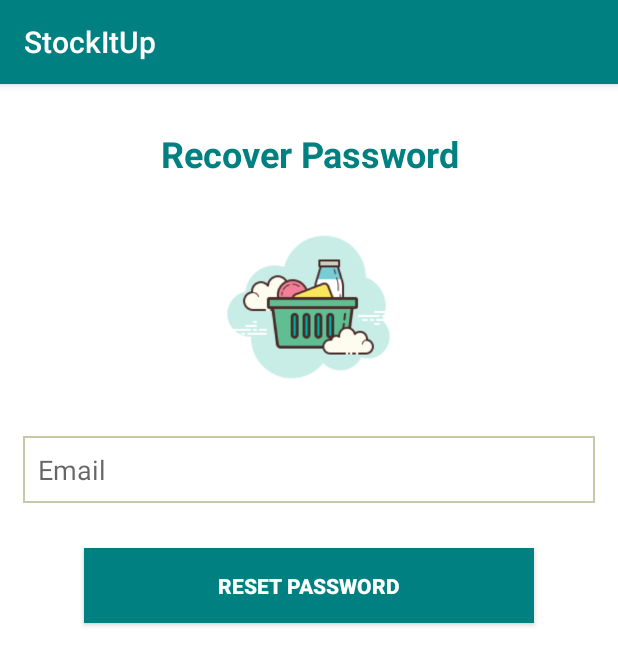
After one commit to afshanaffu26/StockItUp, an Android app: the ForgotActivity screen opened directly, with no data from a screen before it, on a phone screen of 412 x 824 dp. The commit adds this screen. Shown: the top 665 px of the screen. Run offline under Robolectric (Android 15) with nearby library versions, the phone set to English and light mode, and no system bars.

Commit message:
Added Forgot Activity

```diff
--- a/app/src/main/AndroidManifest.xml
+++ b/app/src/main/AndroidManifest.xml
@@ -9,7 +9,8 @@
         android:roundIcon="@mipmap/ic_launcher_round"
         android:supportsRtl="true"
         android:theme="@style/AppTheme">
-        <activity android:name=".SignUpActivity"></activity>
+        <activity android:name=".ForgotActivity"></activity>
+        <activity android:name=".SignUpActivity" />
         <activity android:name=".LoginActivity" />
         <activity android:name=".SplashActivity">
             <intent-filter>
--- /dev/null
+++ b/app/src/main/java/com/example/stockitup/ForgotActivity.java
@@ -0,0 +1,18 @@
+package com.example.stockitup;
+
+import androidx.appcompat.app.AppCompatActivity;
+import androidx.appcompat.widget.Toolbar;
+
+import android.os.Bundle;
+
+public class ForgotActivity extends AppCompatActivity {
+
+    @Override
+    protected void onCreate(Bundle savedInstanceState) {
+        super.onCreate(savedInstanceState);
+        setContentView(R.layout.activity_forgot);
+        Toolbar toolbar = findViewById(R.id.toolbar);
+        setSupportActionBar(toolbar);
+        getSupportActionBar().setTitle("StockItUp");
+    }
+}
--- a/app/src/main/java/com/example/stockitup/LoginActivity.java
+++ b/app/src/main/java/com/example/stockitup/LoginActivity.java
@@ -11,6 +11,7 @@ import android.widget.TextView;
 public class LoginActivity extends AppCompatActivity implements View.OnClickListener {
 
     TextView txtSignUp;
+    TextView txt_recover_password;
 
     @Override
     protected void onCreate(Bundle savedInstanceState) {
@@ -24,6 +25,9 @@ public class LoginActivity extends AppCompatActivity implements View.OnClickList
         txtSignUp = findViewById(R.id.txtSignUp);
         txtSignUp.setOnClickListener(this);
 
+        txt_recover_password = findViewById(R.id.txt_recover_password);
+        txt_recover_password.setOnClickListener(this);
+
     }
 
     @Override
@@ -33,6 +37,10 @@ public class LoginActivity extends AppCompatActivity implements View.OnClickList
             case R.id.txtSignUp:
                 startActivity(new Intent(this,SignUpActivity.class));
                 break;
+            case R.id.txt_recover_password:
+                startActivity(new Intent(this,ForgotActivity.class));
+                break;
+
         }
     }
 }
--- /dev/null
+++ b/app/src/main/res/layout/activity_forgot.xml
@@ -0,0 +1,75 @@
+<?xml version="1.0" encoding="utf-8"?>
+<RelativeLayout xmlns:android="http://schemas.android.com/apk/res/android"
+    xmlns:app="http://schemas.android.com/apk/res-auto"
+    xmlns:tools="http://schemas.android.com/tools"
+    android:layout_width="match_parent"
+    android:layout_height="match_parent"
+    android:background="#ffffff"
+    android:orientation="vertical"
+    tools:context=".ForgotActivity">
+
+    <ProgressBar
+        android:visibility="gone"
+        android:id="@+id/progressbar"
+        android:layout_centerHorizontal="true"
+        android:layout_centerVertical="true"
+        android:layout_width="wrap_content"
+        android:layout_height="wrap_content" />
+
+    <LinearLayout
+        android:layout_width="match_parent"
+        android:layout_height="match_parent"
+        android:orientation="vertical">
+        <include
+            android:id="@+id/toolbar"
+            layout="@layout/toolbar" />
+
+        <TextView
+            android:id="@+id/textView3"
+            android:layout_width="match_parent"
+            android:layout_height="wrap_content"
+            android:layout_marginTop="30dp"
+            android:gravity="center"
+            android:text="Recover Password"
+            android:textStyle="bold"
+            android:textColor="@color/colorText"
+            android:textSize="24sp" />
+
+        <ImageView
+            android:id="@+id/imageView"
+            android:layout_width="146dp"
+            android:layout_height="132dp"
+            android:layout_gravity="center"
+            android:layout_marginTop="20dp"
+            app:srcCompat="@drawable/splash" />
+
+
+
+        <EditText
+            android:id="@+id/editEmail"
+            android:layout_width="match_parent"
+            android:background="@drawable/edit_text_background"
+            android:layout_height="wrap_content"
+            android:hint="@string/email"
+            android:layout_marginTop="20dp"
+            android:layout_marginLeft="15dp"
+            android:layout_marginRight="15dp"
+            android:ems="10"
+            android:inputType="textEmailAddress" />
+
+
+        <Button
+            android:id="@+id/btnSubmit"
+            android:layout_width="300dp"
+            android:layout_height="50dp"
+            android:layout_gravity="center_horizontal"
+            android:layout_marginTop="30dp"
+            android:background="@color/colorButton"
+            android:text="RESET PASSWORD"
+            android:textColor="#FFFFFF"
+            android:textStyle="bold" />
+
+
+    </LinearLayout>
+
+</RelativeLayout>
```
